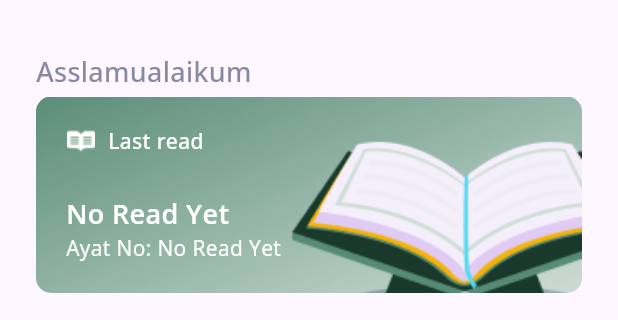
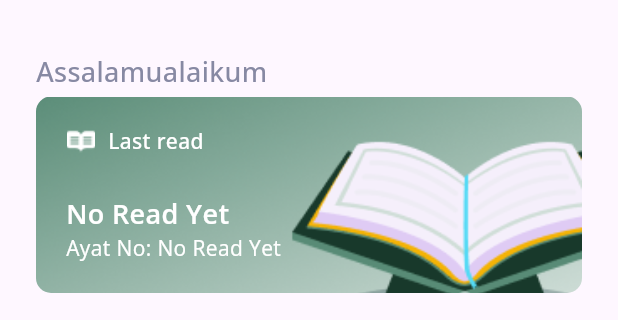
Before and after one commit to Ical852/myquran, a Flutter app: the HomeTab widget shown alone on an empty page, opened directly, on a phone screen of 412 x 824 dp, the part 88-408 px from its top. Run offline on Flutter 3.47's test engine with Material 3 defaults, Android fonts, the phone set to English and light mode, and no system bars; our stand-ins replace audioplayers, bloc, cached_network_image, equatable, flutter_bloc, google_fonts and 1 more; accounts and stored records are empty; network calls fail.

Commit message:
setup integrate

```diff
--- a/lib/screens/main_pages/main_page.dart
+++ b/lib/screens/main_pages/main_page.dart
@@ -41,7 +41,7 @@ class _MainPageState extends State<MainPage> {
               child: Stack(
                 children: [
                   RenderContent(state),
-                  // BottomNavigatorContent(state)
+                  BottomNavigatorContent(state),
                 ],
               ),
             );
--- a/lib/screens/main_pages/tabs/home_tab/home_tab.dart
+++ b/lib/screens/main_pages/tabs/home_tab/home_tab.dart
@@ -7,6 +7,7 @@ import 'package:myquran/models/get_surah_response_model.dart';
 import 'package:myquran/screens/detail_pages/surah_detail_page/surah_detail_page.dart';
 import 'package:myquran/screens/main_pages/tabs/home_tab/partials/last_read.dart';
 import 'package:myquran/screens/main_pages/tabs/home_tab/partials/surah_gap.dart';
+import 'package:myquran/screens/search_pages/search_page/search_page.dart';
 import 'package:myquran/shared/constants.dart';
 import 'package:myquran/view_models/main_page/home_view_model.dart';
 import 'package:myquran/widgets/header_custom.dart';
@@ -39,7 +40,7 @@ class _HomeTabState extends State<HomeTab> {
         ),
         child: HeaderCustom(
           title: "Home",
-          onSearch: () => {},
+          onSearch: () => goToPage(context, SearchPage()),
         ),
       );
     }
--- a/lib/screens/main_pages/tabs/home_tab/partials/last_read.dart
+++ b/lib/screens/main_pages/tabs/home_tab/partials/last_read.dart
@@ -56,7 +56,7 @@ class LastRead extends StatelessWidget {
             crossAxisAlignment: CrossAxisAlignment.start,
             children: [
               Text(
-                "Asslamualaikum",
+                "Assalamualaikum",
                 style: large.grey.mediumF,
               ),
               SizedBox(height: 4),
```
